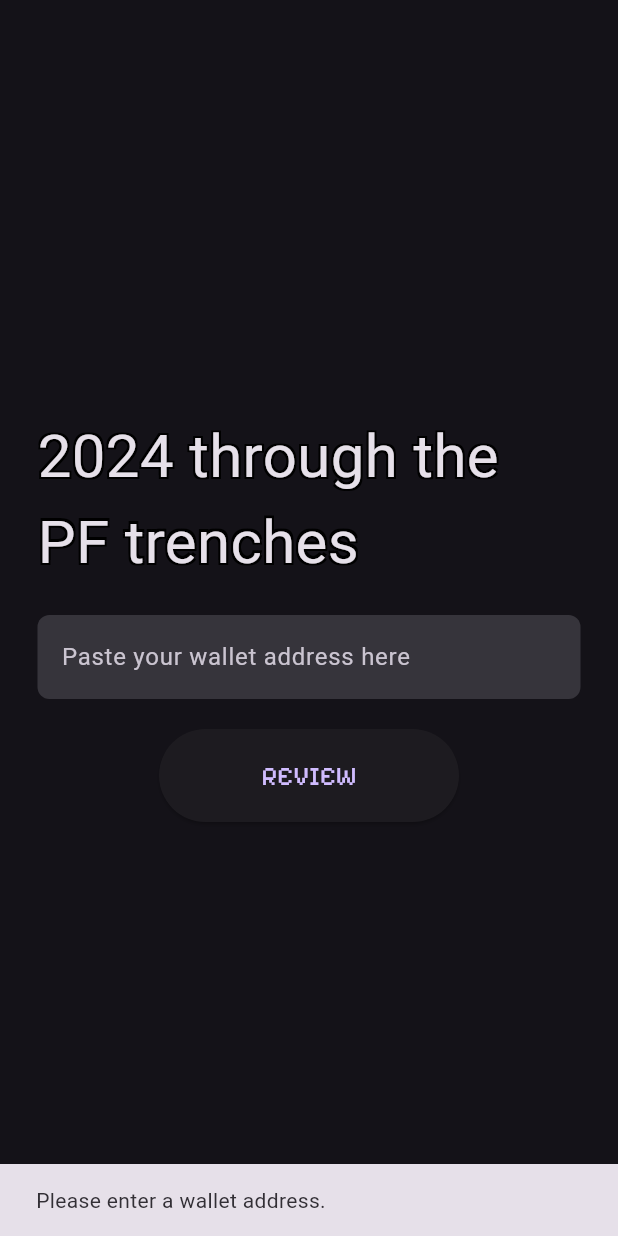
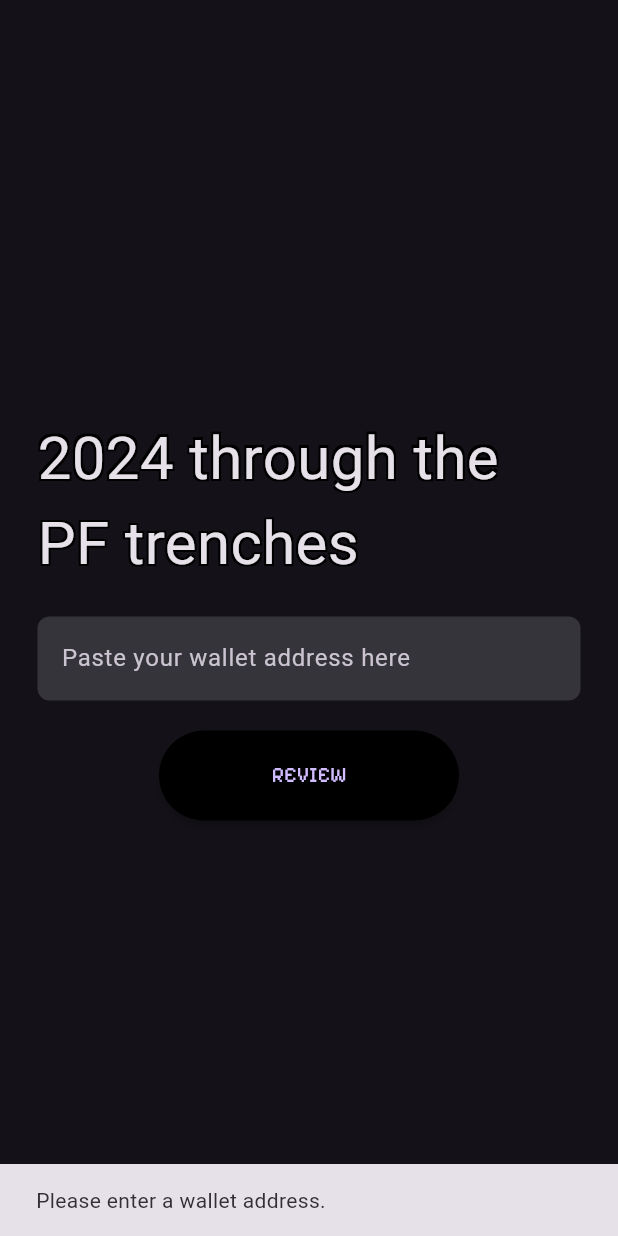
Before and after one commit to oscarito9410/solana_pnl, a Flutter app: the screen it shows after launch, after a tap on "REVIEW", on a phone screen of 412 x 824 dp. Run offline on Flutter 3.47's test engine with Material 3 defaults, Android fonts, the phone set to English and light mode, and no system bars; drawn by our look-alikes of rounded_loading_button; our stand-ins replace story_view; missing offline and left inert: image_network, metaballs.

Commit message:
added loading indicator button

```diff
--- a/lib/component/TokenCard.dart
+++ b/lib/component/TokenCard.dart
@@ -18,8 +18,8 @@ class TokenDisplay extends StatelessWidget {
         // Logo
         ImageNetwork(
           image: logoUrl,
-          height: 30,
-          width: 30,
+          height: 60,
+          width: 60,
           fitWeb: BoxFitWeb.cover,
           borderRadius: BorderRadius.circular(70),
         ),
--- a/lib/pages/home.dart
+++ b/lib/pages/home.dart
@@ -1,7 +1,9 @@
+import 'dart:async';
 import 'dart:developer';
 
 import 'package:flutter/material.dart';
 import 'package:metaballs/metaballs.dart';
+import 'package:rounded_loading_button/rounded_loading_button.dart';
 import 'package:solana_pnl/contants.dart';
 import 'package:solana_pnl/network/holding_data.dart';
 import 'package:solana_pnl/network/wallet_data.dart';
@@ -18,6 +20,8 @@ class HomePage extends StatefulWidget {
 class _HomePageState extends State<HomePage> {
   String _inputCode = "";
 
+  final RoundedLoadingButtonController _btnController = RoundedLoadingButtonController();
+
   void _updateInputCode(String newCode) {
     setState(() {
       _inputCode = newCode;
@@ -29,24 +33,29 @@ class _HomePageState extends State<HomePage> {
       ScaffoldMessenger.of(context).showSnackBar(
         const SnackBar(content: Text("Please enter a wallet address.")),
       );
+      _btnController.error();
+      Timer(Duration(seconds: 1), () {
+        _btnController.reset();
+      });
       return;
     }
-
+    _btnController.start();
     var service = WalletService();
     WalletResponse? response = await service.fetchProfits(_inputCode);
 
     HoldingResponse? holdingResponse = await service.fetchHoldings(_inputCode);
-    if (response != null && holdingResponse!= null) {
+    if (response != null && holdingResponse != null) {
+      _btnController.success();
       Navigator.push(
         context,
         MaterialPageRoute(
-            builder: (context) => StoryPage(
-                walletData: response.data!,
-                holdings: holdingResponse.data.holdings
-            )
-        ),
+            builder: (context) => StoryPage(walletData: response.data!, holdings: holdingResponse.data.holdings)),
       );
     } else {
+      _btnController.error();
+      Timer(Duration(seconds: 1), () {
+        _btnController.reset();
+      });
       ScaffoldMessenger.of(context).showSnackBar(
         const SnackBar(content: Text("Failed to fetch wallet profits")),
       );
@@ -105,7 +114,7 @@ class _HomePageState extends State<HomePage> {
               const SizedBox(height: 20),
               InputField(onChanged: _updateInputCode),
               const SizedBox(height: 20),
-              ActionButton(onButtonPressed: _buttonPressed),
+              ActionButton(controller: _btnController, onButtonPressed: _buttonPressed),
             ],
           ),
         ),
@@ -134,19 +143,19 @@ class InputField extends StatelessWidget {
 }
 
 class ActionButton extends StatelessWidget {
+  final RoundedLoadingButtonController controller;
   final Function() onButtonPressed;
 
-  const ActionButton({super.key, required this.onButtonPressed});
+  const ActionButton({super.key, required this.onButtonPressed, required this.controller});
 
   @override
   Widget build(BuildContext context) {
-    return ElevatedButton(
+    return RoundedLoadingButton(
       onPressed: () => onButtonPressed(),
-      style: ElevatedButton.styleFrom(
-        padding: const EdgeInsets.symmetric(horizontal: 32, vertical: 20),
-        textStyle: const TextStyle(fontSize: 18),
-        minimumSize: const Size(200, 60),
-      ),
+      controller: controller,
+      height: 60,
+      width: 200,
+      color: Colors.black,
       child: const Text(
         'REVIEW',
         style: TextStyle(fontFamily: pixelifyFont),
--- a/pubspec.yaml
+++ b/pubspec.yaml
@@ -34,6 +34,7 @@ dependencies:
   story_view: ^0.16.5
   http: ^0.13.3
   image_network: ^2.6.0
+  rounded_loading_button: ^2.0.8
 
 
   # The following adds the Cupertino Icons font to your application.
```
Also changed, not shown: pubspec.lock.
